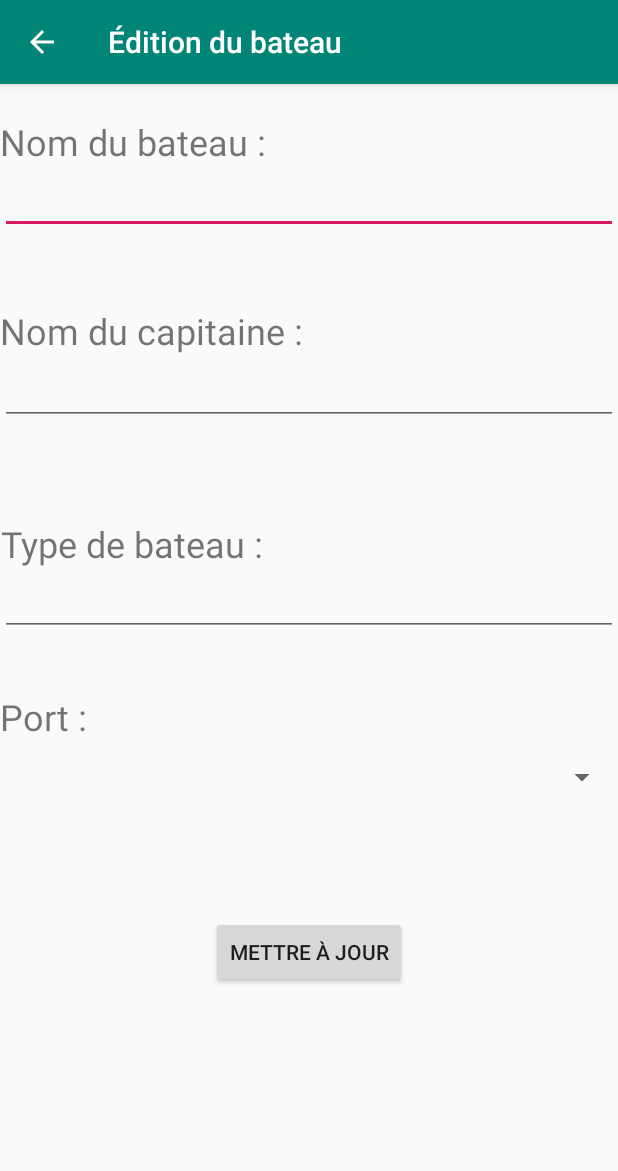
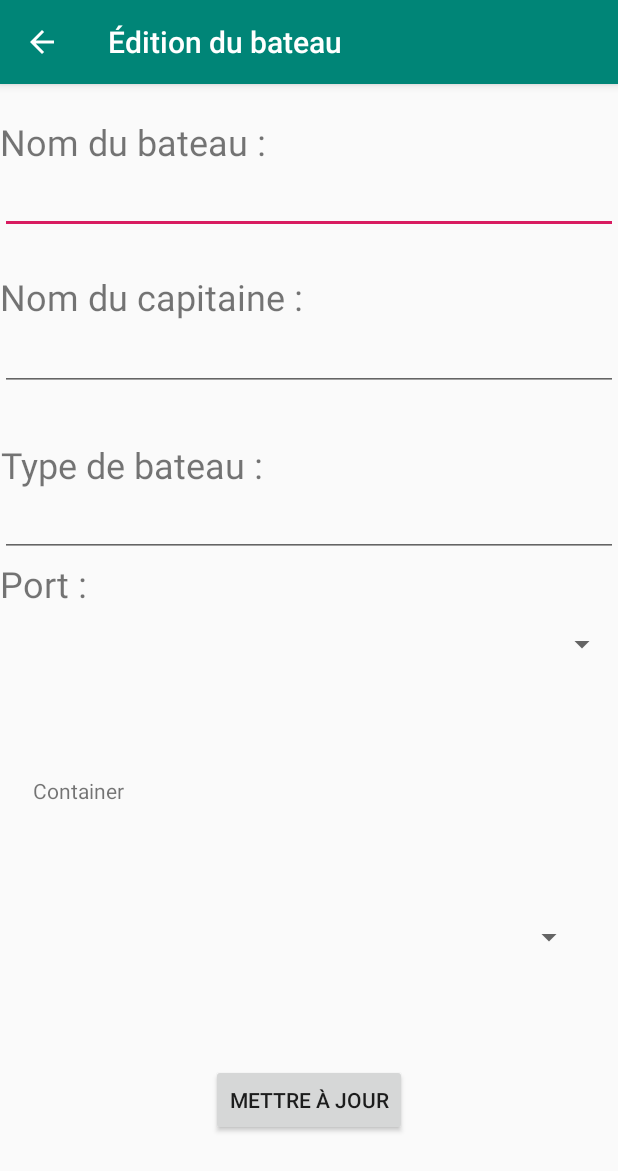
Before and after one commit to thomas-miceli/flotte-bateaux, an Android app: the BoatEditorActivity screen opened directly, with no data from a screen before it, on a phone screen of 412 x 824 dp. Shown: the top 1171 px of the screen. Run offline under Robolectric (Android 15) with nearby library versions, the phone set to English and light mode, and no system bars; our stand-ins replace Firebase (no records; nobody signed in at launch, a user with empty details on screens opened directly).

Commit message:
Adding finished addBoat and nearly finished BoatEditor (needs to finish the add of the containers) :D

```diff
--- a/app/src/main/java/ovh/tomus/iut/flotte/Activities/BoatEditorActivity.kt
+++ b/app/src/main/java/ovh/tomus/iut/flotte/Activities/BoatEditorActivity.kt
@@ -5,9 +5,11 @@ import android.support.v7.app.AppCompatActivity
 import android.view.MenuItem
 import android.view.View
 import android.widget.ArrayAdapter
+import com.google.firebase.firestore.DocumentReference
 import com.google.firebase.firestore.FirebaseFirestore
-import kotlinx.android.synthetic.main.activity_boat.*
 import kotlinx.android.synthetic.main.activity_boat_editor.*
+
+import ovh.tomus.iut.flotte.Models.Container
 import ovh.tomus.iut.flotte.R
 
 class BoatEditorActivity : AppCompatActivity() {
@@ -15,6 +17,8 @@ class BoatEditorActivity : AppCompatActivity() {
     private val db = FirebaseFirestore.getInstance()
     private var harbours = db.collection("harbours")
     private var harbourList = mutableMapOf<String, String>()
+    var containers=db.collection("container")
+    var containerList = ArrayList<String>()
 
     override fun onCreate(savedInstanceState: Bundle?) {
         super.onCreate(savedInstanceState)
@@ -23,6 +27,7 @@ class BoatEditorActivity : AppCompatActivity() {
         supportActionBar?.setDisplayHomeAsUpEnabled(true)
 
         getHarbours()
+        getContainers()
     }
 
     fun getHarbours() {
@@ -36,6 +41,21 @@ class BoatEditorActivity : AppCompatActivity() {
                 )
                 adapter.setDropDownViewResource(android.R.layout.simple_spinner_dropdown_item)
                 harbourspinner.adapter = adapter
+            }
+        }
+    }
+
+    fun getContainers() {
+        containers.get().addOnCompleteListener { task ->
+            if (task.isSuccessful) {
+                for (container in task.result!!) {
+                    containerList.add(container.reference.path)
+                }
+                val adapter = ArrayAdapter(
+                    this, android.R.layout.simple_spinner_item, containerList.toTypedArray()
+                )
+                adapter.setDropDownViewResource(android.R.layout.simple_spinner_dropdown_item)
+                containerspinner.adapter = adapter
             }
         }
     }
@@ -55,9 +75,11 @@ class BoatEditorActivity : AppCompatActivity() {
         val boatAttribute = mutableMapOf<String,Any>()
         val boatName = edit_boatname.text.toString()
         val boatType = edit_boattype.text.toString()
+        //val boatcontainers = containers.document(containerList.get(containerspinner.selectedItem).toString())
 
         val captainName = edit_captainname.text.toString()
         val containerShipRef = db.document(intent.getStringExtra("DOCREF"))
+
 
         if (boatName.isNotEmpty()) boatAttribute["boatName"] = boatName
         if (captainName.isNotEmpty()) boatAttribute["captainName"] = captainName
--- a/app/src/main/res/layout/activity_boat_editor.xml
+++ b/app/src/main/res/layout/activity_boat_editor.xml
@@ -31,10 +31,11 @@
             android:text="Nom du capitaine :"
             android:layout_width="wrap_content"
             android:layout_height="wrap_content" android:id="@+id/text_captainname" android:textSize="24sp"
-        android:layout_marginTop="24dp" app:layout_constraintTop_toBottomOf="@+id/edit_boatname"
+            app:layout_constraintTop_toBottomOf="@+id/edit_boatname"
             app:layout_constraintStart_toStartOf="parent"
             app:layout_constraintEnd_toEndOf="parent" android:layout_marginEnd="212dp" android:layout_marginBottom="1dp"
-        app:layout_constraintBottom_toTopOf="@+id/edit_captainname"/>
+            app:layout_constraintBottom_toTopOf="@+id/edit_captainname" app:layout_constraintHorizontal_bias="0.0"
+            android:layout_marginTop="1dp"/>
     <EditText
         android:layout_width="match_parent"
         android:layout_height="wrap_content"
@@ -50,7 +51,7 @@
             android:layout_height="wrap_content" android:id="@+id/text_boattype" android:textSize="24sp"
             tools:ignore="MissingConstraints"
             app:layout_constraintEnd_toEndOf="parent"
-        android:layout_marginEnd="236dp" android:layout_marginTop="31dp"
+            android:layout_marginEnd="236dp" android:layout_marginTop="1dp"
             app:layout_constraintTop_toBottomOf="@+id/edit_captainname" app:layout_constraintStart_toStartOf="parent"
             app:layout_constraintBottom_toTopOf="@+id/edit_boattype"/>
     <TextView
@@ -58,7 +59,7 @@
             android:layout_width="match_parent"
             android:layout_height="wrap_content" android:id="@+id/text_harbour" android:textSize="24sp"
             tools:ignore="MissingConstraints"
-        android:layout_marginTop="37dp" app:layout_constraintTop_toBottomOf="@+id/edit_boattype"
+            android:layout_marginTop="1dp" app:layout_constraintTop_toBottomOf="@+id/edit_boattype"
             app:layout_constraintStart_toStartOf="parent" app:layout_constraintEnd_toEndOf="parent"
     />
     <EditText
@@ -84,9 +85,28 @@
             android:text="Mettre à jour"
             android:layout_width="wrap_content"
             android:layout_height="48dp" android:id="@+id/button_update" android:onClick="updateData"
-        android:layout_marginTop="64dp"
+            app:layout_constraintStart_toStartOf="parent"
+            android:layout_marginStart="140dp" app:layout_constraintEnd_toEndOf="parent"
+            android:layout_marginEnd="140dp"
+            android:layout_marginBottom="4dp" app:layout_constraintBottom_toBottomOf="parent"
+            app:layout_constraintHorizontal_bias="0.481" android:layout_marginTop="2dp"
+            app:layout_constraintTop_toBottomOf="@+id/containerspinner"/>
+    <Spinner
+            android:layout_width="368dp"
+            android:layout_height="wrap_content"
+            android:id="@+id/containerspinner"
+            app:layout_constraintTop_toBottomOf="@+id/containerLabel" app:layout_constraintStart_toStartOf="parent"
+            android:layout_marginStart="8dp" android:layout_marginBottom="8dp"
+            app:layout_constraintBottom_toTopOf="@+id/button_update" app:layout_constraintEnd_toEndOf="parent"
+            android:layout_marginEnd="8dp"/>
+    <TextView
+            android:text="Container"
+            android:layout_width="134dp"
+            android:layout_height="31dp"
+            android:id="@+id/containerLabel" android:layout_marginTop="13dp"
             app:layout_constraintTop_toBottomOf="@+id/harbourspinner" app:layout_constraintStart_toStartOf="parent"
-        android:layout_marginStart="140dp" app:layout_constraintEnd_toEndOf="parent" android:layout_marginEnd="140dp"
-        android:layout_marginBottom="149dp" app:layout_constraintBottom_toBottomOf="parent"/>
+            android:layout_marginStart="8dp" app:layout_constraintEnd_toEndOf="parent"
+            android:layout_marginEnd="242dp" android:layout_marginBottom="1dp"
+            app:layout_constraintBottom_toTopOf="@+id/containerspinner" app:layout_constraintVertical_bias="0.6"/>
 
 </android.support.constraint.ConstraintLayout>
```
Also changed, not shown: app/src/main/java/ovh/tomus/iut/flotte/Activities/AddBoatActivity.kt (+26 -0 lines), app/src/main/res/layout/activity_addboat.xml (+32 -14 lines). Lines whose indentation alone changed are shown as unchanged.
